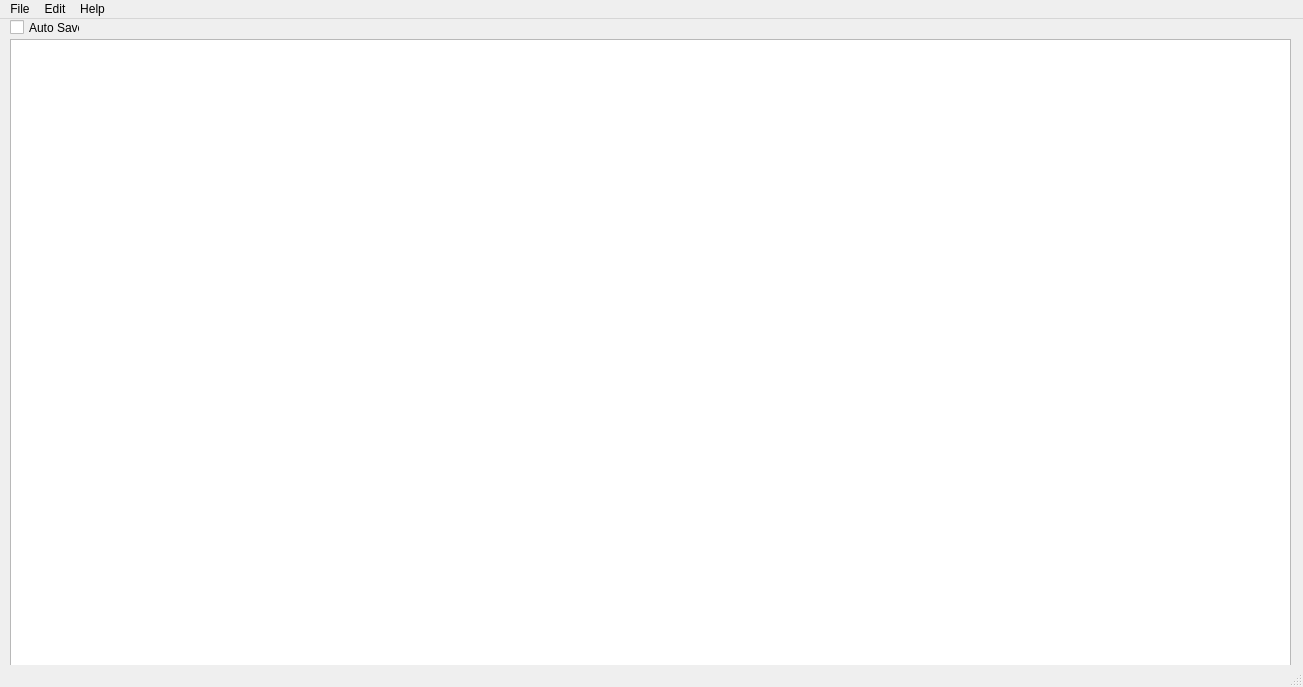
Old version of the form src/windows.ui in the repository R-G-X-U-4/super_text.
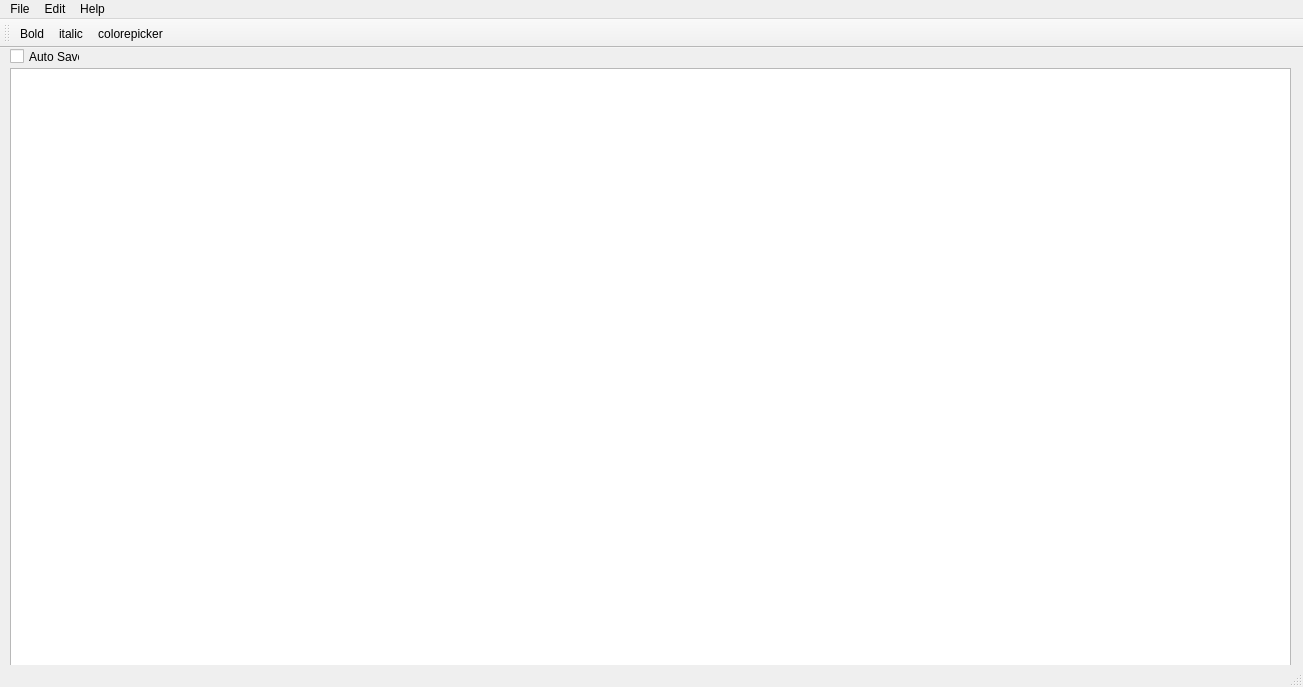
New version of the form. Icons and pictures are not drawn.

Commit message: This change add some icons

```diff
--- a/src/windows.ui
+++ b/src/windows.ui
@@ -76,6 +76,20 @@
    <addaction name="menuHelp"/>
   </widget>
   <widget class="QStatusBar" name="statusbar"/>
+  <widget class="QToolBar" name="toolBar">
+   <property name="windowTitle">
+    <string>toolBar</string>
+   </property>
+   <attribute name="toolBarArea">
+    <enum>TopToolBarArea</enum>
+   </attribute>
+   <attribute name="toolBarBreak">
+    <bool>true</bool>
+   </attribute>
+   <addaction name="actionBold"/>
+   <addaction name="actionitalic"/>
+   <addaction name="actioncolorepicker"/>
+  </widget>
   <action name="actionNew">
    <property name="text">
     <string>New</string>
@@ -141,6 +155,34 @@
     <enum>Qt::WindowShortcut</enum>
    </property>
   </action>
+  <action name="actionBold">
+   <property name="icon">
+    <iconset>
+     <normaloff>src/icons/format_bold_24dp_1F1F1F_FILL0_wght400_GRAD0_opsz24.svg</normaloff>
+     <normalon>../../Downloads/format_bold_24dp_1F1F1F_FILL0_wght400_GRAD0_opsz24.svg</normalon>src/icons/format_bold_24dp_1F1F1F_FILL0_wght400_GRAD0_opsz24.svg</iconset>
+   </property>
+   <property name="text">
+    <string>Bold</string>
+   </property>
+  </action>
+  <action name="actionitalic">
+   <property name="icon">
+    <iconset>
+     <normaloff>src/icons/format_italic_24dp_1F1F1F_FILL0_wght400_GRAD0_opsz24.svg</normaloff>src/icons/format_italic_24dp_1F1F1F_FILL0_wght400_GRAD0_opsz24.svg</iconset>
+   </property>
+   <property name="text">
+    <string>italic</string>
+   </property>
+  </action>
+  <action name="actioncolorepicker">
+   <property name="icon">
+    <iconset>
+     <normaloff>src/icons/colors_24dp_1F1F1F_FILL0_wght400_GRAD0_opsz24.svg</normaloff>src/icons/colors_24dp_1F1F1F_FILL0_wght400_GRAD0_opsz24.svg</iconset>
+   </property>
+   <property name="text">
+    <string>colorepicker</string>
+   </property>
+  </action>
  </widget>
  <resources/>
  <connections/>
```
